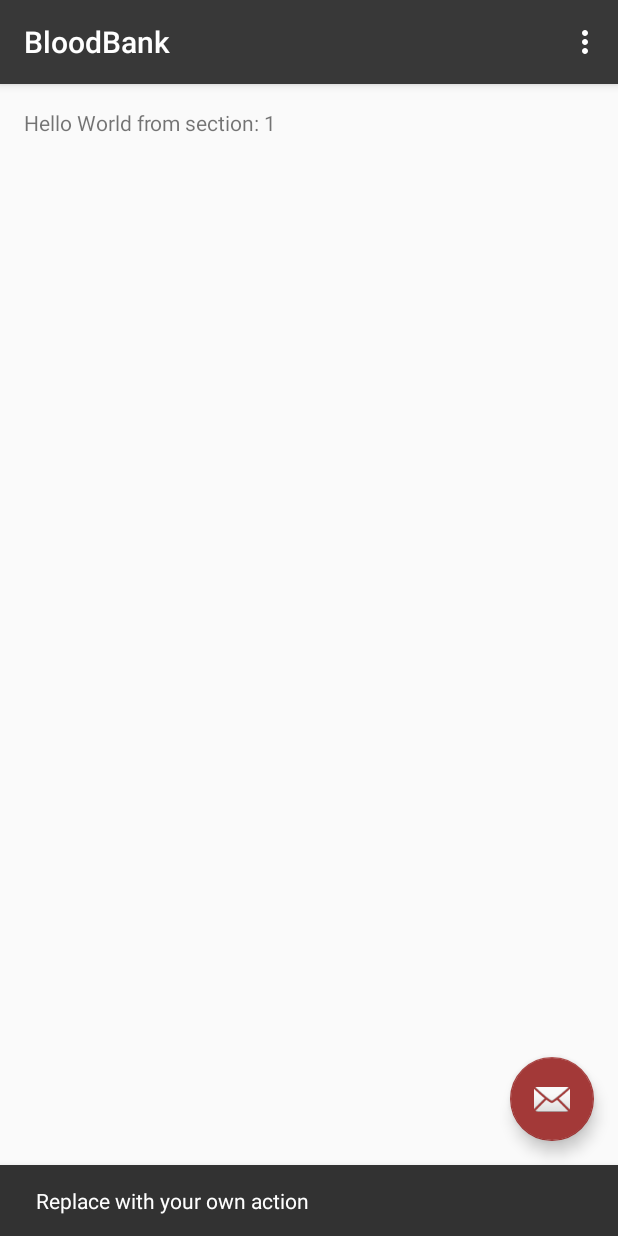
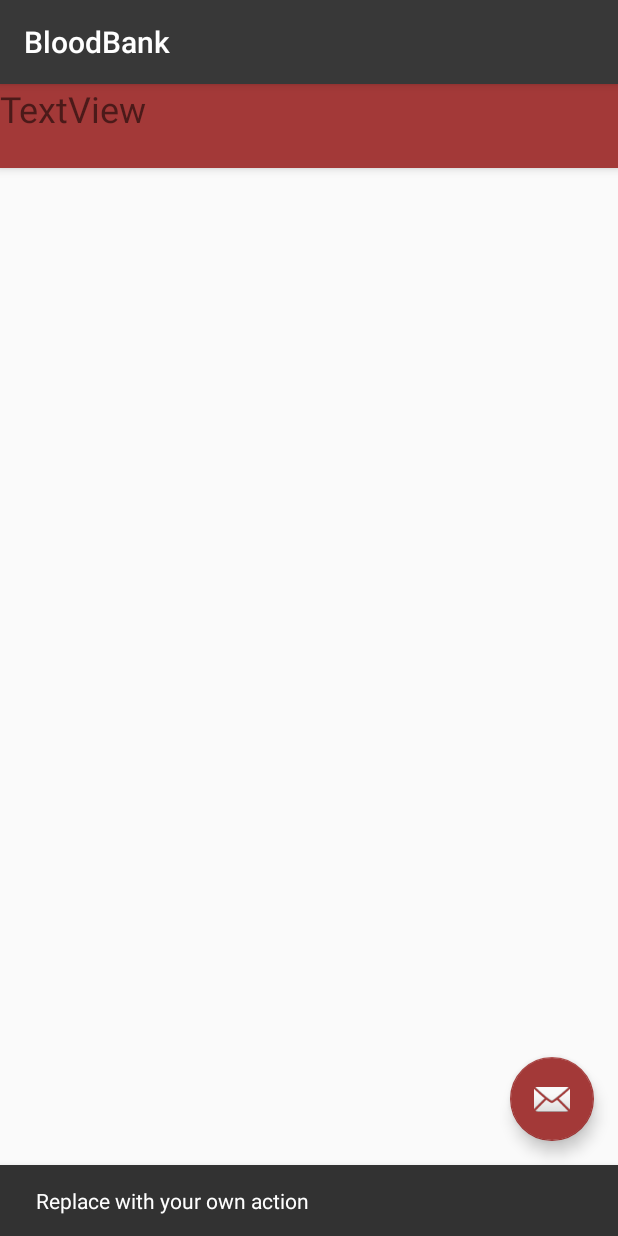
Before and after one commit to Shivamdhuria/BloodBank, an Android app: the screen it shows after launch once a user with an empty profile is signed in (MainActivity), after a tap on an icon or button, on a phone screen of 412 x 824 dp. Run offline under Robolectric (Android 15) with nearby library versions, the phone set to English and light mode, and no system bars; our stand-ins replace Firebase (no records; nobody signed in at launch, a user with empty details on screens opened directly).

Commit message:
new activity related to maps

```diff
--- a/app/build.gradle
+++ b/app/build.gradle
@@ -30,6 +30,7 @@ dependencies {
     implementation 'com.google.android.gms:play-services-auth:15.0.1'
     implementation 'com.google.android.gms:play-services-places:15.0.1'
     implementation 'com.google.firebase:firebase-database:16.0.1'
+    implementation 'com.google.android.gms:play-services-maps:15.0.1'
     testImplementation 'junit:junit:4.12'
     androidTestImplementation 'com.android.support.test:runner:1.0.2'
     androidTestImplementation 'com.android.support.test.espresso:espresso-core:3.0.2'
--- a/app/src/main/java/com/example/android/bloodbank/main/buildprofile/BuildProfileModel.java
+++ b/app/src/main/java/com/example/android/bloodbank/main/buildprofile/BuildProfileModel.java
@@ -49,7 +49,7 @@ public class BuildProfileModel implements BuildProfilePresenter {
         String userID = currentFirebaseUser.getUid();
         Log.e(TAG,"USer Id  "+userID);
          DatabaseReference mDatabase;
-         UserModel userModel = new UserModel(number,bloodGroup,name,place);
+         UserModel userModel = new UserModel(number,bloodGroup,name,place,1);
 
         mDatabase = FirebaseDatabase.getInstance().getReference();
 
--- a/app/src/main/java/com/example/android/bloodbank/main/buildprofile/UserModel.java
+++ b/app/src/main/java/com/example/android/bloodbank/main/buildprofile/UserModel.java
@@ -6,16 +6,18 @@ public class UserModel {
     public String phoneNumber;
     public String bloodGroup;
     public String city;
+    public int level;
 
 
     public UserModel() {
         // Default constructor required for calls to DataSnapshot.getValue(User.class)
     }
 
-    public UserModel(String phoneNumber, String bloodGroup,String name,String city) {
+    public UserModel(String phoneNumber, String bloodGroup,String name,String city,int level) {
         this.name=name;
         this.phoneNumber=phoneNumber;
         this.bloodGroup=bloodGroup;
         this.city=city;
+        this.level=level;
     }
 }
--- a/app/src/main/java/com/example/android/bloodbank/main/main/MainActivity.java
+++ b/app/src/main/java/com/example/android/bloodbank/main/main/MainActivity.java
@@ -5,18 +5,9 @@ import android.content.SharedPreferences;
 import android.os.Bundle;
 import android.support.design.widget.FloatingActionButton;
 import android.support.design.widget.Snackbar;
-import android.support.v4.app.Fragment;
-import android.support.v4.app.FragmentManager;
-import android.support.v4.app.FragmentPagerAdapter;
-import android.support.v4.view.ViewPager;
 import android.support.v7.app.AppCompatActivity;
 import android.util.Log;
-import android.view.LayoutInflater;
-import android.view.Menu;
-import android.view.MenuItem;
 import android.view.View;
-import android.view.ViewGroup;
-import android.widget.TextView;
 
 import com.example.android.bloodbank.R;
 import com.example.android.bloodbank.main.intro.IntroActivity;
@@ -26,20 +17,7 @@ import com.google.firebase.auth.FirebaseUser;
 
 public class MainActivity extends AppCompatActivity {
 
-    /**
-     * The {@link android.support.v4.view.PagerAdapter} that will provide
-     * fragments for each of the sections. We use a
-     * {@link FragmentPagerAdapter} derivative, which will keep every
-     * loaded fragment in memory. If this becomes too memory intensive, it
-     * may be best to switch to a
-     * {@link android.support.v4.app.FragmentStatePagerAdapter}.
-     */
-    private SectionsPagerAdapter mSectionsPagerAdapter;
 
-    /**
-     * The {@link ViewPager} that will host the section contents.
-     */
-    private ViewPager mViewPager;
     private FirebaseAuth mAuth;
 
     @Override
@@ -50,11 +28,7 @@ public class MainActivity extends AppCompatActivity {
 
         // Create the adapter that will return a fragment for each of the three
         // primary sections of the activity.
-        mSectionsPagerAdapter = new SectionsPagerAdapter(getSupportFragmentManager());
 
-        // Set up the ViewPager with the sections adapter.
-        mViewPager = (ViewPager) findViewById(R.id.container);
-        mViewPager.setAdapter(mSectionsPagerAdapter);
 
         checkIfFirstTime();
 
@@ -99,91 +73,12 @@ public class MainActivity extends AppCompatActivity {
     }
 
 
-    @Override
-    public boolean onCreateOptionsMenu(Menu menu) {
-        // Inflate the menu; this adds items to the action bar if it is present.
-        getMenuInflater().inflate(R.menu.menu_main, menu);
-        return true;
-    }
 
-    @Override
-    public boolean onOptionsItemSelected(MenuItem item) {
-        // Handle action bar item clicks here. The action bar will
-        // automatically handle clicks on the Home/Up button, so long
-        // as you specify a parent activity in AndroidManifest.xml.
-        int id = item.getItemId();
 
-        //noinspection SimplifiableIfStatement
-        if (id == R.id.action_settings) {
-            return true;
-        }
 
-        return super.onOptionsItemSelected(item);
-    }
 
-    /**
-     * A placeholder fragment containing a simple view.
-     */
-    public static class PlaceholderFragment extends Fragment {
-        /**
-         * The fragment argument representing the section number for this
-         * fragment.
-         */
-        private static final String ARG_SECTION_NUMBER = "section_number";
 
-        public PlaceholderFragment() {
-        }
 
-        /**
-         * Returns a new instance of this fragment for the given section
-         * number.
-         */
-        public static PlaceholderFragment newInstance(int sectionNumber) {
-            PlaceholderFragment fragment = new PlaceholderFragment();
-            Bundle args = new Bundle();
-            args.putInt(ARG_SECTION_NUMBER, sectionNumber);
-            fragment.setArguments(args);
-            return fragment;
-        }
-
-        @Override
-        public View onCreateView(LayoutInflater inflater, ViewGroup container,
-                                 Bundle savedInstanceState) {
-            View rootView = inflater.inflate(R.layout.fragment_main, container, false);
-            TextView textView = (TextView) rootView.findViewById(R.id.section_label);
-            textView.setText(getString(R.string.section_format, getArguments().getInt(ARG_SECTION_NUMBER)));
-            return rootView;
-        }
-    }
-
-    /**
-     * A {@link FragmentPagerAdapter} that returns a fragment corresponding to
-     * one of the sections/tabs/pages.
-     */
-    public class SectionsPagerAdapter extends FragmentPagerAdapter {
-
-        public SectionsPagerAdapter(FragmentManager fm) {
-            super(fm);
-        }
-
-        @Override
-        public Fragment getItem(int position) {
-            // getItem is called to instantiate the fragment for the given page.
-            // Return a PlaceholderFragment (defined as a static inner class below).
-            return PlaceholderFragment.newInstance(position + 1);
-        }
-
-        @Override
-        public int getCount() {
-            // Show 3 total pages.
-            return 3;
-        }
-    }
-    @Override
-    public void onStart() {
-        super.onStart();
-
-    }
 
     void updateUI(FirebaseUser user){
 
--- a/app/src/main/res/layout/activity_main.xml
+++ b/app/src/main/res/layout/activity_main.xml
@@ -8,11 +8,36 @@
     android:fitsSystemWindows="true"
     tools:context=".main.main.MainActivity">
 
-    <android.support.v4.view.ViewPager
-        android:id="@+id/container"
+
+    <android.support.design.widget.AppBarLayout
         android:layout_width="match_parent"
-        android:layout_height="match_parent"
-        app:layout_behavior="@string/appbar_scrolling_view_behavior" />
+        android:layout_height="wrap_content">
+
+        <android.support.design.widget.CollapsingToolbarLayout
+            android:id="@+id/collapsing_toolbar"
+            android:layout_width="match_parent"
+            android:layout_height="match_parent"
+            app:contentScrim="?attr/colorPrimary"
+            app:layout_scrollFlags="scroll|exitUntilCollapsed">
+
+
+            <android.support.v7.widget.Toolbar
+                android:id="@+id/toolbar"
+                android:layout_width="match_parent"
+                android:layout_height="match_parent"
+                android:background="@color/colorAccent"
+                app:layout_collapseMode="pin" />
+
+            <TextView
+                android:id="@+id/textView"
+                android:layout_width="wrap_content"
+                android:layout_height="wrap_content"
+                android:text="TextView"
+                android:textSize="24sp" />
+
+        </android.support.design.widget.CollapsingToolbarLayout>
+
+    </android.support.design.widget.AppBarLayout>
 
     <android.support.design.widget.FloatingActionButton
         android:id="@+id/fab"
@@ -22,4 +47,5 @@
         android:layout_margin="@dimen/fab_margin"
         app:srcCompat="@android:drawable/ic_dialog_email" />
 
+
 </android.support.design.widget.CoordinatorLayout>
--- a/app/src/main/res/values/strings.xml
+++ b/app/src/main/res/values/strings.xml
@@ -32,6 +32,7 @@
         <item>AB+</item>
         <item>AB-</item>
     </string-array>
+    <string name="title_activity_maps">Map</string>
 
 
 </resources>
```
Also changed, not shown: app/src/debug/res/values/google_maps_api.xml (added, +24 -0 lines), app/src/main/AndroidManifest.xml (+6 -4 lines), app/src/main/java/com/example/android/bloodbank/main/newcampaign/MapsActivity.java (added, +47 -0 lines), app/src/main/java/com/example/android/bloodbank/main/newcampaign/NewCampaignActivity.java (added, +29 -0 lines), app/src/main/res/layout/activity_maps.xml (added, +9 -0 lines), app/src/main/res/layout/activity_new_campaign.xml (added, +42 -0 lines), 1 other file.
